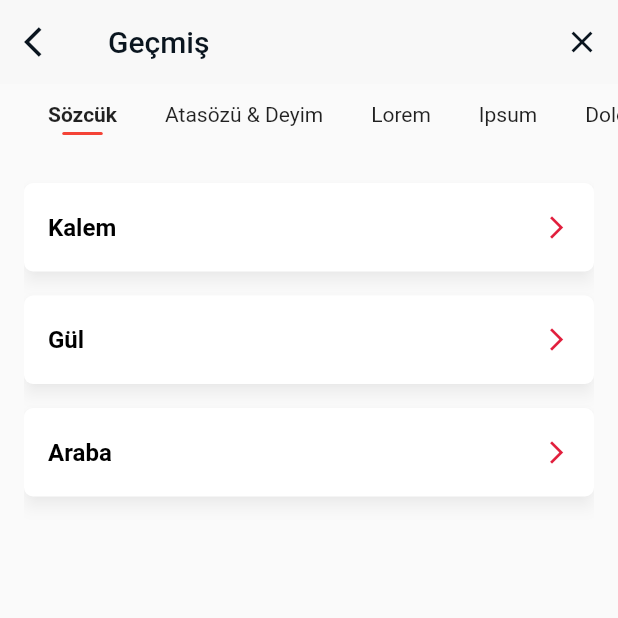
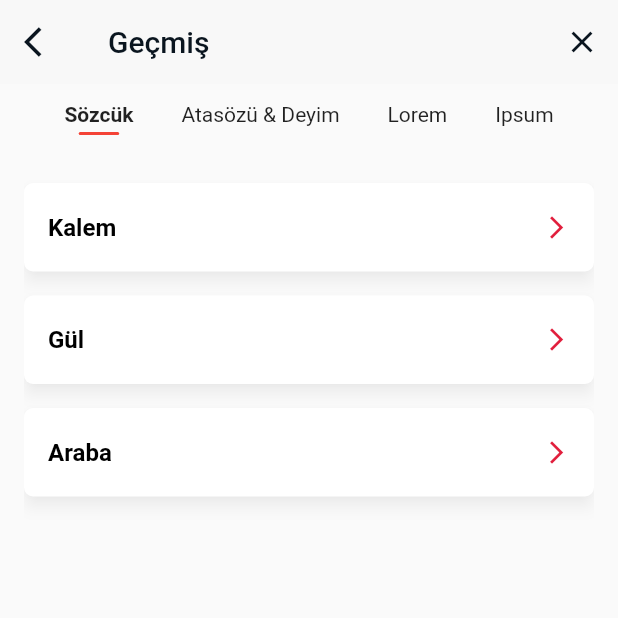
Before and after one commit to flutterturkey/turkish-dictionary, a Flutter app: the HistoryPage screen opened directly, on a phone screen of 412 x 824 dp, the top half of it. Run offline on Flutter 3.47's test engine with Material 2 defaults, Android fonts, the phone set to English and light mode, and no system bars; our stand-ins replace convex_bottom_bar, flutter_svg, simple_animations.

Commit message:
history_page.dart refactoring

```diff
--- /dev/null
+++ b/sozluk/lib/models/category.dart
@@ -0,0 +1,11 @@
+import 'package:flutter/cupertino.dart';
+
+class Category {
+  final String title;
+  final int id;
+
+  Category({
+    @required this.title,
+    @required this.id,
+  });
+}
--- /dev/null
+++ b/sozluk/lib/models/history_item.dart
@@ -0,0 +1,7 @@
+import 'package:flutter/cupertino.dart';
+
+class HistoryItem {
+  final String title;
+
+  HistoryItem({@required this.title}) : assert(title != null);
+}
--- a/sozluk/lib/page/home/history_page.dart
+++ b/sozluk/lib/page/home/history_page.dart
@@ -1,7 +1,10 @@
 import 'package:flutter/cupertino.dart';
 import 'package:flutter/material.dart';
-import 'package:sozluk/page/word_detail_page.dart';
+import 'package:sozluk/models/category.dart';
+import 'package:sozluk/models/history_item.dart';
 import 'package:sozluk/util/app_constant.dart';
+import 'package:sozluk/widgets/build_category.dart';
+import 'package:sozluk/widgets/build_history_item.dart';
 
 class HistoryPage extends StatefulWidget {
   @override
@@ -10,6 +13,14 @@ class HistoryPage extends StatefulWidget {
 
 class _HistoryPageState extends State<HistoryPage> {
   PageController _pageController = PageController(initialPage: 0);
+
+  final List<Category> categories = [
+    Category(id: 0, title: 'Sözcük'),
+    Category(id: 1, title: 'Atasözü & Deyim'),
+    Category(id: 2, title: 'Lorem'),
+    Category(id: 3, title: 'Ipsum'),
+  ];
+
   bool isEmpty = false;
 
   int _selectedCategory = 0;
@@ -52,19 +63,50 @@ class _HistoryPageState extends State<HistoryPage> {
             padding: EdgeInsets.symmetric(horizontal: 16, vertical: 8),
             scrollDirection: Axis.horizontal,
             child: Row(
-              children: <Widget>[
-                _horizontalCategoryItem(id: 0, title: 'Sözcük'),
-                _horizontalCategoryItem(id: 1, title: 'Atasözü & Deyim'),
-                _horizontalCategoryItem(id: 2, title: 'Lorem'),
-                _horizontalCategoryItem(id: 3, title: 'Ipsum'),
-                _horizontalCategoryItem(id: 4, title: 'Dolor'),
-              ],
-            ),
+                children: categories.map((Category currentCategory) {
+              return InkWell(
+                onTap: () {
+                  setState(() {
+                    _selectedCategory = currentCategory.id;
+                  });
+
+                  _pageController.animateToPage(currentCategory.id,
+                      duration: Duration(milliseconds: 300),
+                      curve: Curves.ease);
+                },
+                child: BuildCategory(
+                  category: currentCategory,
+                  active: currentCategory.id == _selectedCategory,
+                ),
+              );
+            }).toList()),
           ),
           Expanded(
             child: Padding(
               padding: EdgeInsets.all(16),
-              child: isEmpty ? _renderEmptyState() : _renderHistory(),
+              child: isEmpty
+                  ? RenderEmptyHistoryPage()
+                  : Column(
+                      children: <Widget>[
+                        Expanded(
+                          child: PageView(
+                            controller: _pageController,
+                            onPageChanged: (int page) {
+                              setState(() {
+                                _selectedCategory = page;
+                              });
+                            },
+                            children: <Widget>[
+                              _words(),
+                              _idioms(),
+                              _lorem(),
+                              _ipsum(),
+                              _dolor()
+                            ],
+                          ),
+                        ),
+                      ],
+                    ),
             ),
           ),
         ],
@@ -72,7 +114,73 @@ class _HistoryPageState extends State<HistoryPage> {
     );
   }
 
-  Widget _renderEmptyState() {
+  Widget _words() {
+    return Column(
+      children: <Widget>[
+        BuildHistoryItem(
+          historyItem: HistoryItem(title: 'Kalem'),
+        ),
+        BuildHistoryItem(
+          historyItem: HistoryItem(title: 'Gül'),
+        ),
+        BuildHistoryItem(
+          historyItem: HistoryItem(title: 'Araba'),
+        )
+      ],
+    );
+  }
+
+  Widget _idioms() {
+    return Column(
+      children: <Widget>[
+        BuildHistoryItem(
+          historyItem: HistoryItem(title: 'Kalemiyle yaşamak veya geçinmek'),
+        ),
+        BuildHistoryItem(
+          historyItem: HistoryItem(title: 'Kalemine dolamak'),
+        ),
+      ],
+    );
+  }
+
+  Widget _lorem() {
+    return Column(
+      children: <Widget>[
+        BuildHistoryItem(
+          historyItem: HistoryItem(title: 'Lorem ipsum dolor sit'),
+        ),
+      ],
+    );
+  }
+
+  Widget _ipsum() {
+    return Column(
+      children: <Widget>[
+        BuildHistoryItem(
+          historyItem: HistoryItem(title: 'Lorem'),
+        )
+      ],
+    );
+  }
+
+  Widget _dolor() {
+    return Column(
+      children: <Widget>[
+        BuildHistoryItem(
+          historyItem: HistoryItem(title: 'Adispicing sit elit'),
+        ),
+      ],
+    );
+  }
+}
+
+class RenderEmptyHistoryPage extends StatelessWidget {
+  const RenderEmptyHistoryPage({
+    Key key,
+  }) : super(key: key);
+
+  @override
+  Widget build(BuildContext context) {
     return Center(
       child: Column(
         crossAxisAlignment: CrossAxisAlignment.center,
@@ -87,141 +195,12 @@ class _HistoryPageState extends State<HistoryPage> {
           ),
           Text(
             'Henüz geçmiş yok',
-            style: TextStyle(fontWeight: FontWeight.bold, color: AppConstant.colorParagraph2),
+            style: TextStyle(
+                fontWeight: FontWeight.bold,
+                color: AppConstant.colorParagraph2),
           ),
         ],
       ),
     );
   }
-
-  Widget _renderHistory() {
-    return Column(
-      children: <Widget>[
-        Expanded(
-          child: PageView(
-            controller: _pageController,
-            onPageChanged: (int page) {
-              setState(() {
-                _selectedCategory = page;
-              });
-            },
-            children: <Widget>[_words(), _idioms(), _lorem(), _ipsum(), _dolor()],
-          ),
-        ),
-      ],
-    );
-  }
-
-  Widget _words() {
-    return Column(
-      children: <Widget>[
-        _historyItem(title: 'Kalem'),
-        _historyItem(title: 'Gül'),
-        _historyItem(title: 'Araba'),
-      ],
-    );
-  }
-
-  Widget _idioms() {
-    return Column(
-      children: <Widget>[_historyItem(title: 'Kalemiyle yaşamak veya geçinmek'), _historyItem(title: 'Kalemine dolamak')],
-    );
-  }
-
-  Widget _lorem() {
-    return Column(
-      children: <Widget>[
-        _historyItem(title: 'Lorem ipsum dolor sit'),
-      ],
-    );
-  }
-
-  Widget _ipsum() {
-    return Column(
-      children: <Widget>[
-        _historyItem(title: 'Lorem ipsum'),
-      ],
-    );
-  }
-
-  Widget _dolor() {
-    return Column(
-      children: <Widget>[
-        _historyItem(title: 'Adispicing sit elit'),
-      ],
-    );
-  }
-
-  Widget _horizontalCategoryItem({@required int id, @required String title}) {
-    return InkWell(
-      onTap: () {
-        setState(() {
-          _selectedCategory = id;
-        });
-
-        _pageController.animateToPage(id, duration: Duration(milliseconds: 300), curve: Curves.ease);
-      },
-      borderRadius: BorderRadius.circular(16),
-      child: Padding(
-        padding: const EdgeInsets.only(left: 16, right: 16, top: 4),
-        child: Column(
-          crossAxisAlignment: CrossAxisAlignment.center,
-          mainAxisAlignment: MainAxisAlignment.center,
-          children: <Widget>[
-            Text('$title',
-                textAlign: TextAlign.center,
-                style: TextStyle(
-                  fontWeight: _selectedCategory == id ? FontWeight.bold : FontWeight.normal,
-                )),
-            SizedBox(
-              height: 4,
-            ),
-            AnimatedContainer(
-              duration: Duration(milliseconds: 300),
-              height: 2,
-              width: _selectedCategory == id ? title.length * 4.5 : 0,
-              decoration: BoxDecoration(color: Colors.red, borderRadius: BorderRadius.circular(4)),
-            ),
-          ],
-        ),
-      ),
-    );
-  }
-
-  Widget _historyItem({@required String title}) {
-    return Padding(
-      padding: const EdgeInsets.symmetric(vertical: 8),
-      child: Material(
-        color: Colors.white,
-        elevation: 4,
-        shadowColor: Colors.black26,
-        borderRadius: BorderRadius.circular(6),
-        child: InkWell(
-          borderRadius: BorderRadius.circular(6),
-          onTap: () {
-            Navigator.push(context, CupertinoPageRoute(builder: (context) => WordDetailPage()));
-          },
-          child: Container(
-            padding: EdgeInsets.symmetric(vertical: 20, horizontal: 16),
-            width: double.infinity,
-            child: Row(
-              mainAxisAlignment: MainAxisAlignment.spaceBetween,
-              crossAxisAlignment: CrossAxisAlignment.center,
-              children: <Widget>[
-                Text(
-                  '$title',
-                  style: TextStyle(fontSize: 16, fontWeight: FontWeight.bold, color: Colors.black),
-                ),
-                Icon(
-                  Icons.arrow_forward_ios,
-                  color: AppConstant.colorPrimary,
-                  size: 18,
-                )
-              ],
-            ),
-          ),
-        ),
-      ),
-    );
-  }
 }
--- /dev/null
+++ b/sozluk/lib/widgets/build_category.dart
@@ -0,0 +1,43 @@
+import 'package:flutter/material.dart';
+import 'package:sozluk/models/category.dart';
+
+class BuildCategory extends StatelessWidget {
+  final Category category;
+  final bool active;
+
+  const BuildCategory({
+    Key key,
+    @required this.category,
+    this.active = false,
+  }) : super(key: key);
+
+  @override
+  Widget build(BuildContext context) {
+    return Padding(
+      padding: const EdgeInsets.only(left: 16, right: 16, top: 4),
+      child: Column(
+        crossAxisAlignment: CrossAxisAlignment.center,
+        mainAxisAlignment: MainAxisAlignment.center,
+        children: <Widget>[
+          Text('${category.title}',
+              textAlign: TextAlign.center,
+              style: TextStyle(
+                fontWeight: active ? FontWeight.bold : FontWeight.normal,
+              )),
+          SizedBox(
+            height: 4,
+          ),
+          AnimatedContainer(
+            duration: Duration(milliseconds: 300),
+            height: 2,
+            width: active ? category.title.length * 4.5 : 0,
+            decoration: BoxDecoration(
+              color: Colors.red,
+              borderRadius: BorderRadius.circular(4),
+            ),
+          ),
+        ],
+      ),
+    );
+  }
+}
--- /dev/null
+++ b/sozluk/lib/widgets/build_history_item.dart
@@ -0,0 +1,58 @@
+import 'package:flutter/cupertino.dart';
+import 'package:flutter/material.dart';
+import 'package:sozluk/models/history_item.dart';
+import 'package:sozluk/page/word_detail_page.dart';
+import 'package:sozluk/util/app_constant.dart';
+
+class BuildHistoryItem extends StatelessWidget {
+  final HistoryItem historyItem;
+
+  const BuildHistoryItem({
+    Key key,
+    this.historyItem,
+  }) : super(key: key);
+
+  @override
+  Widget build(BuildContext context) {
+    return Padding(
+      padding: const EdgeInsets.symmetric(vertical: 8),
+      child: Material(
+        color: Colors.white,
+        elevation: 4,
+        shadowColor: Colors.black26,
+        borderRadius: BorderRadius.circular(6),
+        child: InkWell(
+          borderRadius: BorderRadius.circular(6),
+          onTap: () {
+            Navigator.push(
+              context,
+              CupertinoPageRoute(builder: (context) => WordDetailPage()),
+            );
+          },
+          child: Container(
+            padding: EdgeInsets.symmetric(vertical: 20, horizontal: 16),
+            width: double.infinity,
+            child: Row(
+              mainAxisAlignment: MainAxisAlignment.spaceBetween,
+              crossAxisAlignment: CrossAxisAlignment.center,
+              children: <Widget>[
+                Text(
+                  '${historyItem.title}',
+                  style: TextStyle(
+                      fontSize: 16,
+                      fontWeight: FontWeight.bold,
+                      color: Colors.black),
+                ),
+                Icon(
+                  Icons.arrow_forward_ios,
+                  color: AppConstant.colorPrimary,
+                  size: 18,
+                )
+              ],
+            ),
+          ),
+        ),
+      ),
+    );
+  }
+}
```
